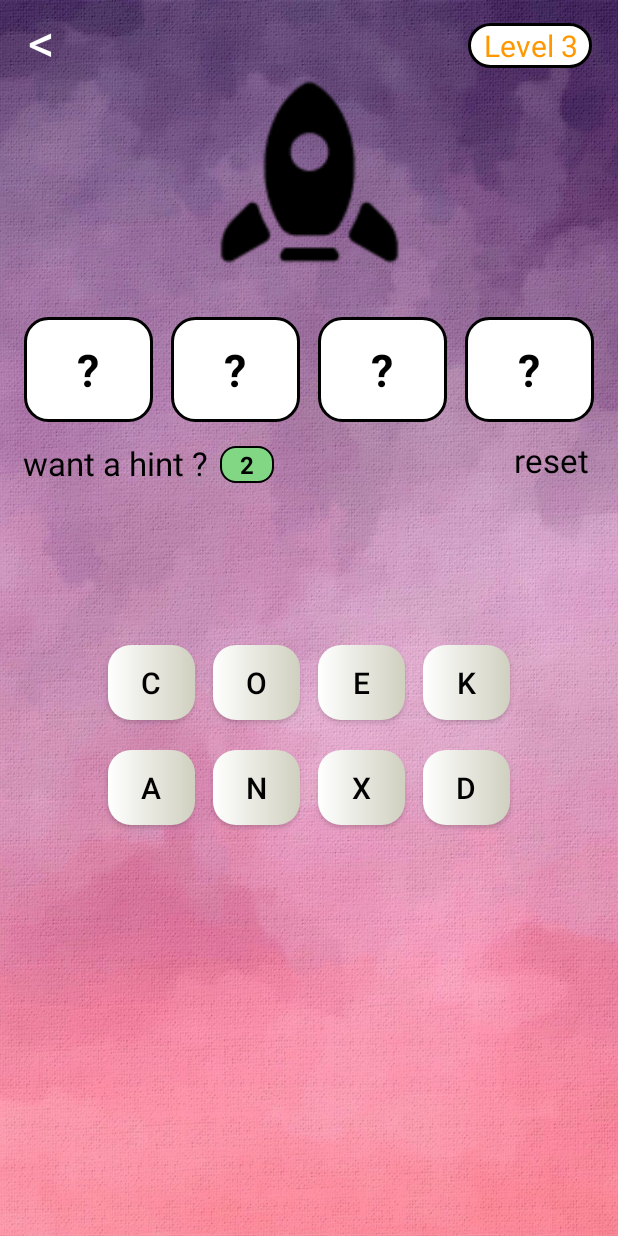
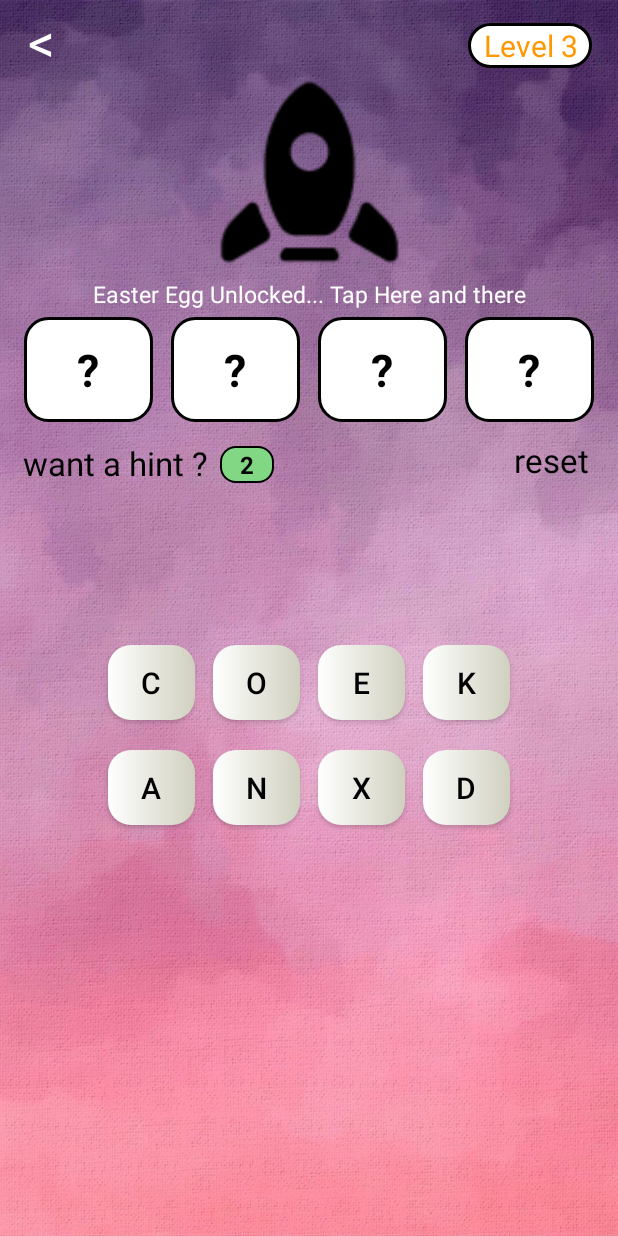
Before and after one commit to Kushal-Gera/Jumbled-World, an Android app: the layout activity_main.xml on its own in the app's theme, with its tools: preview values and no code run, on a phone screen of 412 x 824 dp. Run offline under Robolectric (Android 15) with nearby library versions, the phone set to English and light mode, and no system bars.

Commit message:
corner cases 'revisited'

```diff
--- a/app/src/main/java/com/example/jumbledworld/ContinueScreen.java
+++ b/app/src/main/java/com/example/jumbledworld/ContinueScreen.java
@@ -46,7 +46,6 @@ public class ContinueScreen extends AppCompatActivity {
                 intent.putExtra(INTENT_LEVEL, level);
 
                 startActivity(intent);
-                finish();
             }
         });
 
--- a/app/src/main/java/com/example/jumbledworld/MainActivity.java
+++ b/app/src/main/java/com/example/jumbledworld/MainActivity.java
@@ -35,7 +35,7 @@ public class MainActivity extends AppCompatActivity {
 
     private Button op1, op2, op3, op4 ,op5 ,op6, op7, op8;
     private TextView ans1, ans2, ans3, ans4;
-    TextView back, reset, hint, level, hintLeft;
+    TextView back, reset, hint, level, hintLeft, easter;
     ImageView rocket;
 
     public int click = 1;
@@ -82,6 +82,9 @@ public class MainActivity extends AppCompatActivity {
 
         setAllOptions();
         ///////////////////////////////////////////////////////////////
+
+        easter = findViewById(R.id.easter);
+        easter.setVisibility(View.INVISIBLE);
 
         rocket = findViewById(R.id.rocket);
         hintLeft = findViewById(R.id.hintLeft);
@@ -154,7 +157,16 @@ public class MainActivity extends AppCompatActivity {
 
 
         if (l < size)
-            initialise_with(WORDS.get(l), buttonList);
+            if (WORDS.get(l) != null)
+                initialise_with(WORDS.get(l), buttonList);
+            else{
+                resetSavedLevel();
+                startActivity(new Intent(MainActivity.this, MainActivity.class));
+                finish();
+                initialise_with(null, buttonList);
+                level.setText(getResources().getString(R.string.all_cleared));
+            }
+
         else {
             Snackbar.make(ans1,"Game Ends Here..", Snackbar.LENGTH_INDEFINITE)
                     .setAction("Reset Game", new View.OnClickListener() {
@@ -177,7 +189,6 @@ public class MainActivity extends AppCompatActivity {
     }
 
     private void addSomeWords() {
-
         WORDS.add("play");  WORDS.add("rain");  WORDS.add("time");  WORDS.add("come");  WORDS.add("when");
         WORDS.add("wind");  WORDS.add("dash");  WORDS.add("lock");  WORDS.add("tune");  WORDS.add("fine");
         WORDS.add("dude");  WORDS.add("mute");  WORDS.add("kite");  WORDS.add("dark");  WORDS.add("bird");
@@ -485,6 +496,8 @@ public class MainActivity extends AppCompatActivity {
 
     private void vanish(){
 
+        easter.setVisibility(View.VISIBLE);
+
         View.OnClickListener listener = new View.OnClickListener() {
             @Override
             public void onClick(View v) {
@@ -492,12 +505,12 @@ public class MainActivity extends AppCompatActivity {
             }
         };
 
-        ans1.setOnClickListener(listener);  ans2.setOnClickListener(listener);
-        ans3.setOnClickListener(listener);  ans4.setOnClickListener(listener);
+        ans1.setOnClickListener(listener);       ans2.setOnClickListener(listener);
+        ans3.setOnClickListener(listener);       ans4.setOnClickListener(listener);
 
-        hint.setOnClickListener(listener);  reset.setOnClickListener(listener);
-        level.setOnClickListener(listener); back.setOnClickListener(listener);
-        hintLeft.setOnClickListener(listener);
+        hint.setOnClickListener(listener);       reset.setOnClickListener(listener);
+        level.setOnClickListener(listener);      back.setOnClickListener(listener);
+        easter.setOnClickListener(listener);     hintLeft.setOnClickListener(listener);
 
         rocket.setOnClickListener(new View.OnClickListener() {
             @Override
@@ -543,7 +556,4 @@ public class MainActivity extends AppCompatActivity {
 
 
 
-
-
-
 }
--- a/app/src/main/res/layout/activity_main.xml
+++ b/app/src/main/res/layout/activity_main.xml
@@ -46,6 +46,18 @@
         app:layout_constraintEnd_toEndOf="parent"
         app:layout_constraintStart_toStartOf="parent"
         app:layout_constraintTop_toTopOf="parent" />
+
+    <TextView
+        android:id="@+id/easter"
+        android:textColor="@color/colorWhite"
+        android:text="@string/easter_unlocked"
+        android:textSize="15sp"
+        android:gravity="center"
+        app:layout_constraintTop_toBottomOf="@id/rocket"
+        app:layout_constraintStart_toStartOf="parent"
+        app:layout_constraintEnd_toEndOf="parent"
+        android:layout_width="match_parent"
+        android:layout_height="wrap_content"/>
 
     <LinearLayout
         android:id="@+id/linearLayout2"
@@ -195,7 +207,8 @@
             android:gravity="center"
             android:text="C"
             android:textColor="@color/colorBlack"
-            android:textSize="20sp" />
+            android:textSize="20sp"
+            tools:ignore="ButtonStyle,HardcodedText" />
 
         <Button
             android:id="@+id/op2"
@@ -209,7 +222,8 @@
             android:gravity="center"
             android:text="O"
             android:textColor="@color/colorBlack"
-            android:textSize="20sp" />
+            android:textSize="20sp"
+            tools:ignore="ButtonStyle,HardcodedText" />
 
         <Button
             android:id="@+id/op3"
@@ -223,7 +237,8 @@
             android:gravity="center"
             android:text="E"
             android:textColor="@color/colorBlack"
-            android:textSize="20sp" />
+            android:textSize="20sp"
+            tools:ignore="ButtonStyle,HardcodedText" />
 
         <Button
             android:id="@+id/op4"
@@ -238,7 +253,8 @@
             android:gravity="center"
             android:text="K"
             android:textColor="@color/colorBlack"
-            android:textSize="20sp" />
+            android:textSize="20sp"
+            tools:ignore="ButtonStyle,HardcodedText" />
 
     </LinearLayout>
 
@@ -262,7 +278,8 @@
             android:gravity="center"
             android:text="A"
             android:textColor="@color/colorBlack"
-            android:textSize="20sp" />
+            android:textSize="20sp"
+            tools:ignore="HardcodedText" />
 
         <Button
             android:id="@+id/op6"
@@ -276,7 +293,8 @@
             android:gravity="center"
             android:text="N"
             android:textColor="@color/colorBlack"
-            android:textSize="20sp" />
+            android:textSize="20sp"
+            tools:ignore="HardcodedText" />
 
         <Button
             android:id="@+id/op7"
@@ -290,7 +308,8 @@
             android:gravity="center"
             android:text="X"
             android:textColor="@color/colorBlack"
-            android:textSize="20sp" />
+            android:textSize="20sp"
+            tools:ignore="HardcodedText" />
 
         <Button
             android:id="@+id/op8"
@@ -305,7 +324,8 @@
             android:gravity="center"
             android:text="D"
             android:textColor="@color/colorBlack"
-            android:textSize="20sp" />
+            android:textSize="20sp"
+            tools:ignore="ButtonStyle,HardcodedText" />
 
     </LinearLayout>
 
--- a/app/src/main/res/values/strings.xml
+++ b/app/src/main/res/values/strings.xml
@@ -10,4 +10,5 @@
     <string name="new_game">new game</string>
     <string name="conti">continue</string>
     <string name="all_cleared">All Cleared</string>
+    <string name="easter_unlocked">Easter Egg Unlocked... Tap Here and there</string>
 </resources>
```
